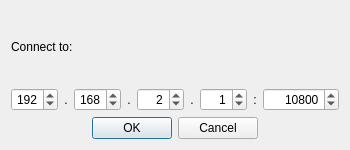
Before: the Qt Designer form clientdlg.ui in Ice9Coffee/Draughts-Game, drawn with Qt 5.
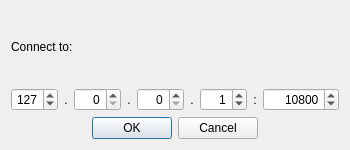
After: the same form once the commit is applied.

Patch:
```diff
--- a/clientdlg.ui
+++ b/clientdlg.ui
@@ -55,7 +55,7 @@
         <number>255</number>
        </property>
        <property name="value">
-        <number>192</number>
+        <number>127</number>
        </property>
       </widget>
      </item>
@@ -84,7 +84,7 @@
         <number>255</number>
        </property>
        <property name="value">
-        <number>168</number>
+        <number>0</number>
        </property>
       </widget>
      </item>
@@ -113,7 +113,7 @@
         <number>255</number>
        </property>
        <property name="value">
-        <number>2</number>
+        <number>0</number>
        </property>
       </widget>
      </item>
```
